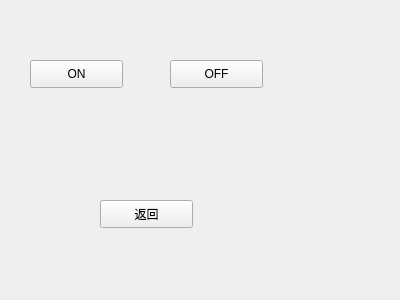
The window that pythonProject(Aliyun)/LED.ui (LYC-hu/QT-Home-automation) describes before a commit, drawn with Qt 5.
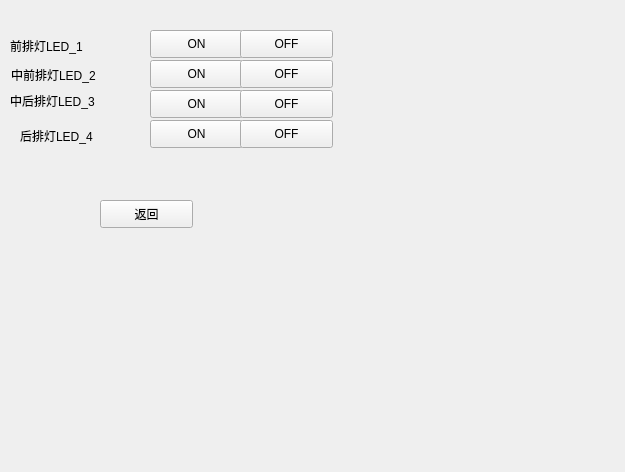
The same window after the commit.

Patch:
```diff
--- a/pythonProject(Aliyun)/LED.ui
+++ b/pythonProject(Aliyun)/LED.ui
@@ -6,8 +6,8 @@
    <rect>
     <x>0</x>
     <y>0</y>
-    <width>400</width>
-    <height>300</height>
+    <width>625</width>
+    <height>472</height>
    </rect>
   </property>
   <property name="windowTitle">
@@ -16,8 +16,8 @@
   <widget class="QPushButton" name="ON">
    <property name="geometry">
     <rect>
-     <x>30</x>
-     <y>60</y>
+     <x>150</x>
+     <y>30</y>
      <width>93</width>
      <height>28</height>
     </rect>
@@ -29,8 +29,8 @@
   <widget class="QPushButton" name="OFF">
    <property name="geometry">
     <rect>
-     <x>170</x>
-     <y>60</y>
+     <x>240</x>
+     <y>30</y>
      <width>93</width>
      <height>28</height>
     </rect>
@@ -52,6 +52,136 @@
     <string>返回</string>
    </property>
   </widget>
+  <widget class="QPushButton" name="LED2ON">
+   <property name="geometry">
+    <rect>
+     <x>150</x>
+     <y>60</y>
+     <width>93</width>
+     <height>28</height>
+    </rect>
+   </property>
+   <property name="text">
+    <string>ON</string>
+   </property>
+  </widget>
+  <widget class="QPushButton" name="LED2OFF">
+   <property name="geometry">
+    <rect>
+     <x>240</x>
+     <y>60</y>
+     <width>93</width>
+     <height>28</height>
+    </rect>
+   </property>
+   <property name="text">
+    <string>OFF</string>
+   </property>
+  </widget>
+  <widget class="QPushButton" name="LED3ON">
+   <property name="geometry">
+    <rect>
+     <x>150</x>
+     <y>90</y>
+     <width>93</width>
+     <height>28</height>
+    </rect>
+   </property>
+   <property name="text">
+    <string>ON</string>
+   </property>
+  </widget>
+  <widget class="QPushButton" name="LED3OFF">
+   <property name="geometry">
+    <rect>
+     <x>240</x>
+     <y>90</y>
+     <width>93</width>
+     <height>28</height>
+    </rect>
+   </property>
+   <property name="text">
+    <string>OFF</string>
+   </property>
+  </widget>
+  <widget class="QPushButton" name="LED4ON">
+   <property name="geometry">
+    <rect>
+     <x>150</x>
+     <y>120</y>
+     <width>93</width>
+     <height>28</height>
+    </rect>
+   </property>
+   <property name="text">
+    <string>ON</string>
+   </property>
+  </widget>
+  <widget class="QPushButton" name="LED4OFF">
+   <property name="geometry">
+    <rect>
+     <x>240</x>
+     <y>120</y>
+     <width>93</width>
+     <height>28</height>
+    </rect>
+   </property>
+   <property name="text">
+    <string>OFF</string>
+   </property>
+  </widget>
+  <widget class="QLabel" name="label">
+   <property name="geometry">
+    <rect>
+     <x>10</x>
+     <y>30</y>
+     <width>111</width>
+     <height>31</height>
+    </rect>
+   </property>
+   <property name="text">
+    <string>前排灯LED_1</string>
+   </property>
+  </widget>
+  <widget class="QLabel" name="label_2">
+   <property name="geometry">
+    <rect>
+     <x>11</x>
+     <y>64</y>
+     <width>111</width>
+     <height>21</height>
+    </rect>
+   </property>
+   <property name="text">
+    <string>中前排灯LED_2</string>
+   </property>
+  </widget>
+  <widget class="QLabel" name="label_3">
+   <property name="geometry">
+    <rect>
+     <x>10</x>
+     <y>90</y>
+     <width>101</width>
+     <height>21</height>
+    </rect>
+   </property>
+   <property name="text">
+    <string>中后排灯LED_3</string>
+   </property>
+  </widget>
+  <widget class="QLabel" name="label_4">
+   <property name="geometry">
+    <rect>
+     <x>20</x>
+     <y>120</y>
+     <width>91</width>
+     <height>31</height>
+    </rect>
+   </property>
+   <property name="text">
+    <string>后排灯LED_4</string>
+   </property>
+  </widget>
  </widget>
  <resources/>
  <connections>
```
Left out of the diff: 8 changed lines with no effect on the pictures.
